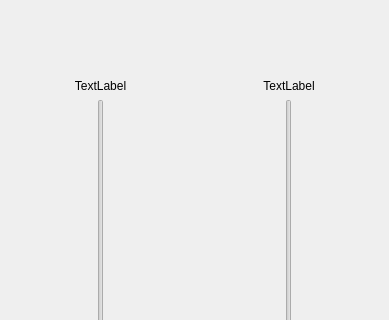
Before: the Qt Designer form servoControl/servoControl.ui in aydevosotros/ControlVisual, drawn with Qt 5; both pictures show x 0 to 389 and y 0 to 320 of the 389 by 500 pixel window.
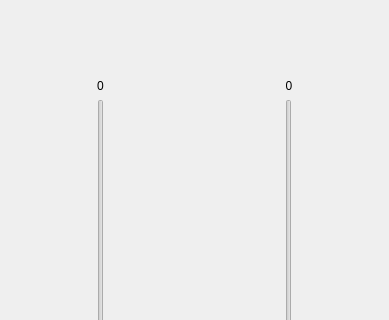
After: the same form once the commit is applied.

Commit message: Algunos retoques en interfaz de usuario y control. Inclusión archivo arduino

Diff of the .ui file:
```diff
--- a/servoControl/servoControl.ui
+++ b/servoControl/servoControl.ui
@@ -32,7 +32,7 @@
        <item>
         <widget class="QLabel" name="label">
          <property name="text">
-          <string>TextLabel</string>
+          <string>0</string>
          </property>
          <property name="alignment">
           <set>Qt::AlignCenter</set>
@@ -66,7 +66,7 @@
        <item>
         <widget class="QLabel" name="label_2">
          <property name="text">
-          <string>TextLabel</string>
+          <string>0</string>
          </property>
          <property name="alignment">
           <set>Qt::AlignCenter</set>
```
Left out of the diff: 6 changed lines with no effect on the pictures. The commit also changes 2 other files.
